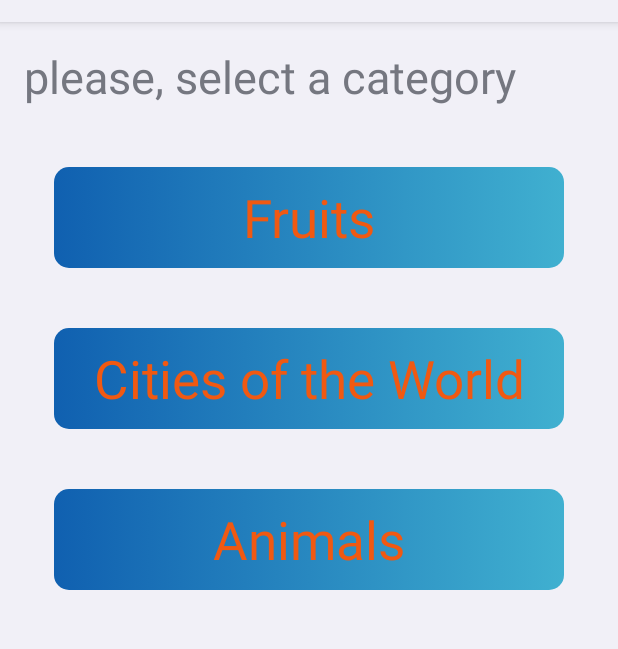
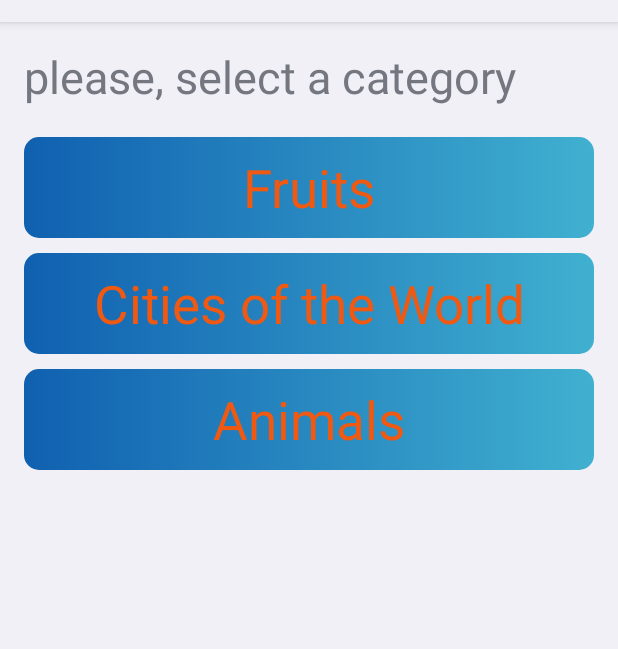
Before and after one commit to MindWithCake/HangSans, an Android app: the screen it shows after launch (StartupActivity), on a phone screen of 412 x 824 dp, the part 62-711 px from its top. Run offline under Robolectric (Android 15) with nearby library versions, the light colour scheme and no system bars.

Commit message:
Category Selection is now a ListView instead of a LinearLayout

```diff
--- a/app/src/main/java/com/altervista/lemaialone/hangsans/StartupFragment.java
+++ b/app/src/main/java/com/altervista/lemaialone/hangsans/StartupFragment.java
@@ -5,43 +5,51 @@ import android.os.Bundle;
 import android.view.LayoutInflater;
 import android.view.View;
 import android.view.ViewGroup;
-import android.widget.LinearLayout;
+import android.widget.AdapterView;
+import android.widget.ArrayAdapter;
+import android.widget.ListView;
 import android.widget.TextView;
 
 /**
  * A placeholder fragment containing a simple view.
  */
-public class StartupFragment extends Fragment implements View.OnClickListener {
+public class StartupFragment extends Fragment {
+	private final static CategoryItem[] ITEMS = CategoryItem.values();
 
 	@Override
 	public View onCreateView(LayoutInflater inflater, ViewGroup container,
 							 Bundle savedInstanceState){
 		View root = inflater.inflate(R.layout.fragment_startup, container, false);
 
-		LinearLayout layout = (LinearLayout)root.findViewById(R.id.container);
+		ListView list = (ListView)root.findViewById(R.id.category_list);
 
 		CategoryItem[] items = CategoryItem.values();
-		for(CategoryItem item: items){
-			TextView view = (TextView)inflater.inflate(R.layout.view_button, layout, false);
-			view.setTag(item);
-			view.setOnClickListener(this);
-			view.setText(item.labelRes);
-			view.setTextColor(getResources().getColor(R.color.orange));
-			layout.addView(view);
+
+		list.setAdapter(new ArrayAdapter<CategoryItem>(root.getContext(), 0, items){
+			@Override
+			public View getView(int position, View convertView, ViewGroup parent){
+				if(convertView == null)
+					convertView = LayoutInflater.from(getContext())
+							.inflate(R.layout.view_category_button, parent, false);
+
+				((TextView)convertView).setText(ITEMS[position].labelRes);
+				return convertView;
 			}
+		});
 
-		return root;
-	}
-
+		list.setOnItemClickListener(new AdapterView.OnItemClickListener() {
 			@Override
-	public void onClick(View view){
-		CategoryItem item = (CategoryItem)view.getTag();
-		Fragment fragment = HangFragment.newInstance(item.arrayRes);
+			public void onItemClick(AdapterView<?> adapterView, View view, int i, long l){
+				Fragment fragment = HangFragment.newInstance(ITEMS[i].arrayRes);
 				getFragmentManager()
 						.beginTransaction()
 						.replace(R.id.fragment, fragment)
 						.addToBackStack(null)
 						.commit();
+			}
+		});
+
+		return root;
 	}
 
 	private enum CategoryItem{
--- a/app/src/main/res/layout/fragment_startup.xml
+++ b/app/src/main/res/layout/fragment_startup.xml
@@ -1,10 +1,9 @@
-<LinearLayout
+<RelativeLayout
     android:id="@+id/container"
     xmlns:android="http://schemas.android.com/apk/res/android"
     xmlns:tools="http://schemas.android.com/tools"
     android:layout_width="match_parent"
     android:layout_height="match_parent"
-    android:orientation="vertical"
     android:paddingBottom="@dimen/activity_vertical_margin"
     android:paddingLeft="@dimen/activity_horizontal_margin"
     android:paddingRight="@dimen/activity_horizontal_margin"
@@ -12,11 +11,22 @@
     tools:context=".StartupActivityFragment">
 
     <TextView
+        android:id="@+id/category_question"
         android:layout_width="wrap_content"
         android:layout_height="wrap_content"
         android:gravity="center"
         android:text="@string/learn_question"
         android:textSize="30sp"
-        android:layout_marginBottom="20dp"/>
+        android:layout_marginBottom="20dp"
+        android:layout_alignParentTop="true"/>
 
-</LinearLayout>
+    <ListView
+        android:layout_width="match_parent"
+        android:layout_height="0dp"
+        android:layout_below="@id/category_question"
+        android:layout_alignParentBottom="true"
+        android:id="@+id/category_list"
+        android:divider="@null"
+        android:dividerHeight="10dp"/>
+
+</RelativeLayout>
--- a/app/src/main/res/layout/view_button.xml
+++ b/app/src/main/res/layout/view_category_button.xml
@@ -5,9 +5,9 @@
     android:layout_height="wrap_content"
     android:textSize="35sp"
     android:background="@drawable/azure_rounded_rect"
-    android:layout_margin="20dp"
     android:paddingTop="10dp"
     android:paddingBottom="10dp"
     android:paddingLeft="15dp"
     android:paddingRight="15dp"
-    android:gravity="center"/>
+    android:gravity="center"
+    android:textColor="@color/orange"/>
```
Also changed, not shown: app/src/main/java/com/altervista/lemaialone/hangsans/ui/LetterPicker.java (deleted, +0 -74 lines), 1 other file. Lines whose indentation alone changed are shown as unchanged.
